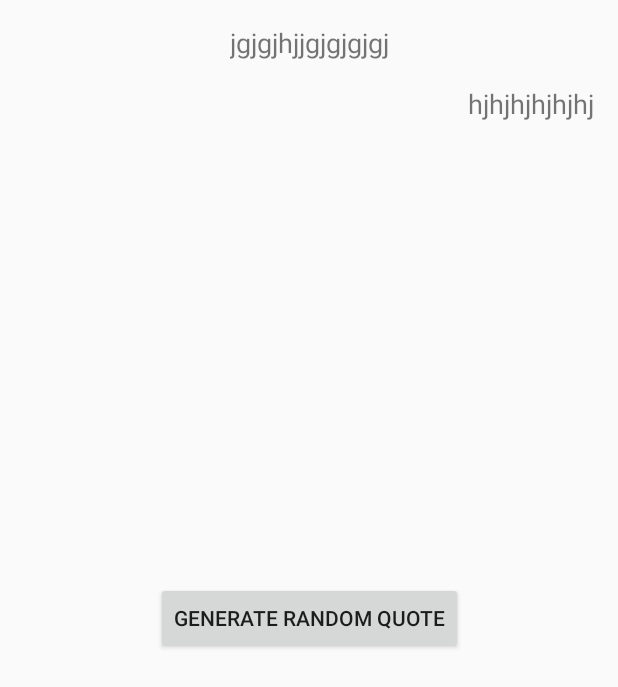
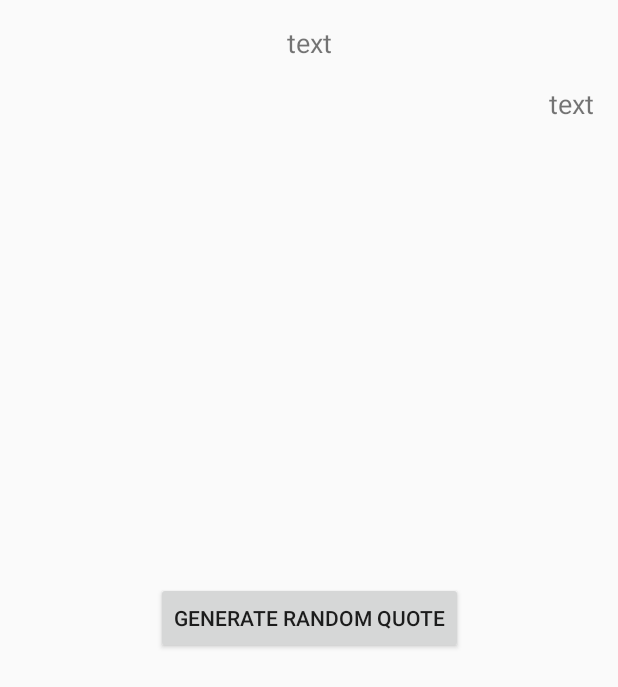
Before and after one commit to AnnaMedvedieva/quote-generator, an Android app: the layout random_quote_fragment.xml on its own in the app's theme, with its tools: preview values and no code run, on a phone screen of 412 x 824 dp. Shown: the top 687 px of the screen. Run offline under Robolectric (Android 15) with nearby library versions, the phone set to English and light mode, and no system bars.

Commit message:
Minor xml changes

```diff
--- a/app/src/main/res/layout/random_quote_fragment.xml
+++ b/app/src/main/res/layout/random_quote_fragment.xml
@@ -26,7 +26,7 @@
             app:layout_constraintEnd_toEndOf="parent"
             app:layout_constraintStart_toStartOf="parent"
             app:layout_constraintTop_toTopOf="parent"
-            tools:text="jgjgjhjjgjgjgjgj" />
+            tools:text="text" />
 
         <TextView
             android:id="@+id/quoteAuthor"
@@ -38,7 +38,7 @@
             android:textSize="18sp"
             app:layout_constraintEnd_toEndOf="parent"
             app:layout_constraintTop_toBottomOf="@+id/quoteText"
-            tools:text="hjhjhjhjhjhj" />
+            tools:text="text" />
 
 
         <Button
```
